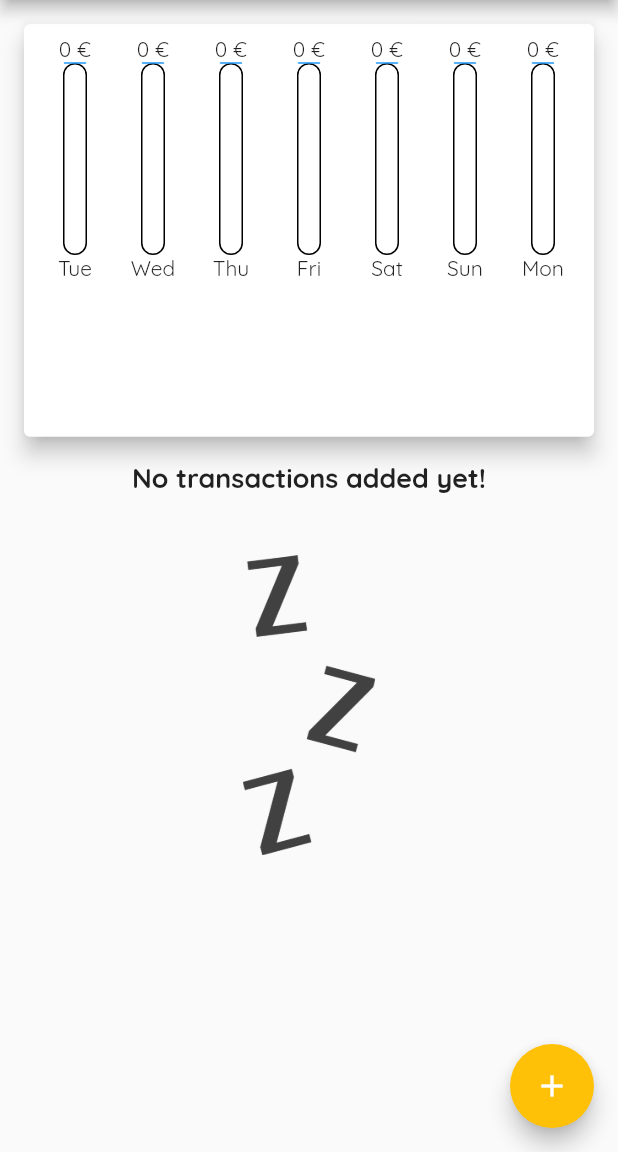
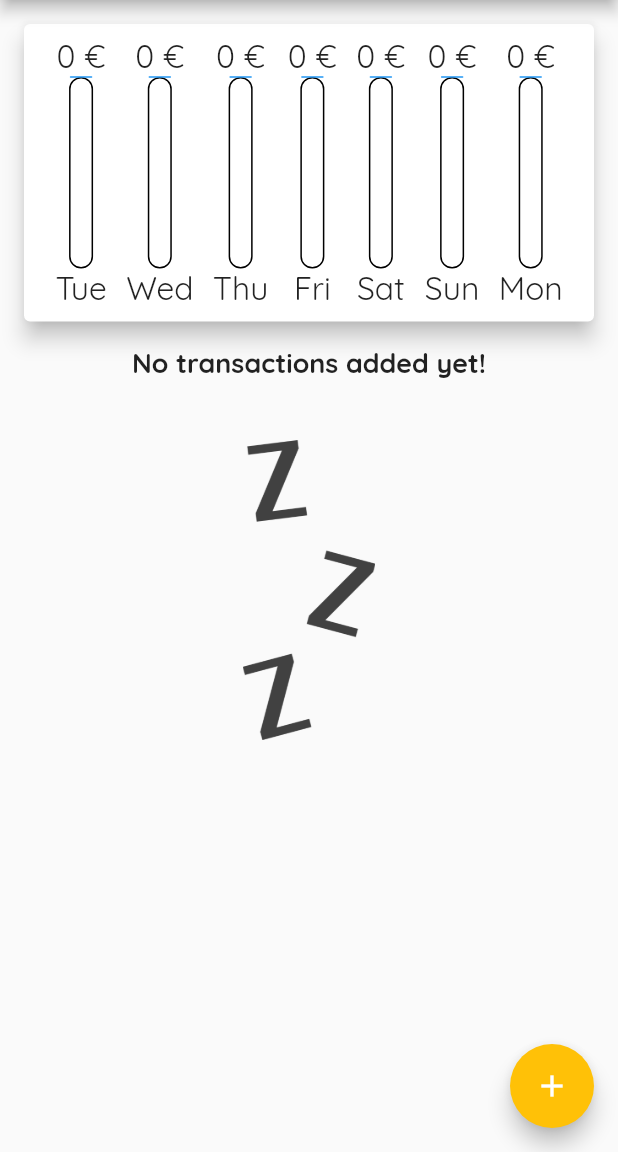
Before and after one commit to niktekusho/personal_expenses, a Flutter app: the screen it shows after launch, on a phone screen of 412 x 824 dp, the part 84-1236 px from its top. Run offline on Flutter 3.47's test engine with Material 2 defaults, Android fonts, the phone set to English and light mode, and no system bars.

Commit message:
Improves slightly bar chart responsiveness

```diff
--- a/lib/main.dart
+++ b/lib/main.dart
@@ -127,9 +127,9 @@ class _ExpensesMainPageState extends State<ExpensesMainPage> {
         children: [
           Container(
               child: Chart(recentTransactions: _transactions),
-              height: availableHeight * 0.4),
+              height: availableHeight * 0.3),
           Container(
-            height: availableHeight * 0.6,
+            height: availableHeight * 0.7,
             child: TransactionList(
               transactions: _transactions,
               deleteTransactionCallback: _deleteTransaction,
--- a/lib/widgets/chart_bar.dart
+++ b/lib/widgets/chart_bar.dart
@@ -16,18 +16,19 @@ class BarChart extends StatelessWidget {
   Widget build(BuildContext context) {
     final amountPercentage = maxAmount == 0 ? 0.0 : spendedAmount / maxAmount;
 
-    return Flexible(
-      fit: FlexFit.tight,
-      child: Column(
+    return LayoutBuilder(builder: (ctx, constraints) {
+      final maxHeight = constraints.maxHeight;
+
+      return Column(
         children: [
           Container(
-            height: 18,
+            height: maxHeight * 0.15,
             child:
                 FittedBox(child: Text('${spendedAmount.toStringAsFixed(0)} €')),
           ),
           Container(
+            height: maxHeight * 0.7,
             // Fixed sizes are somewhat ok here...
-            height: 128,
             width: 16,
             child: Stack(
               children: [
@@ -38,6 +39,9 @@ class BarChart extends StatelessWidget {
                     borderRadius: BorderRadius.circular(8),
                   ),
                 ),
+                // amountPercentage < 0.05
+                //     ? Container()
+                //     :
                 // Second child is rendered after ("on top")
                 FractionallySizedBox(
                   heightFactor: amountPercentage,
@@ -52,9 +56,12 @@ class BarChart extends StatelessWidget {
               ],
             ),
           ),
-          Text(label),
+          Container(
+            height: maxHeight * 0.15,
+            child: FittedBox(child: Text(label)),
+          ),
         ],
-      ),
-    );
+      );
+    });
   }
 }
```
